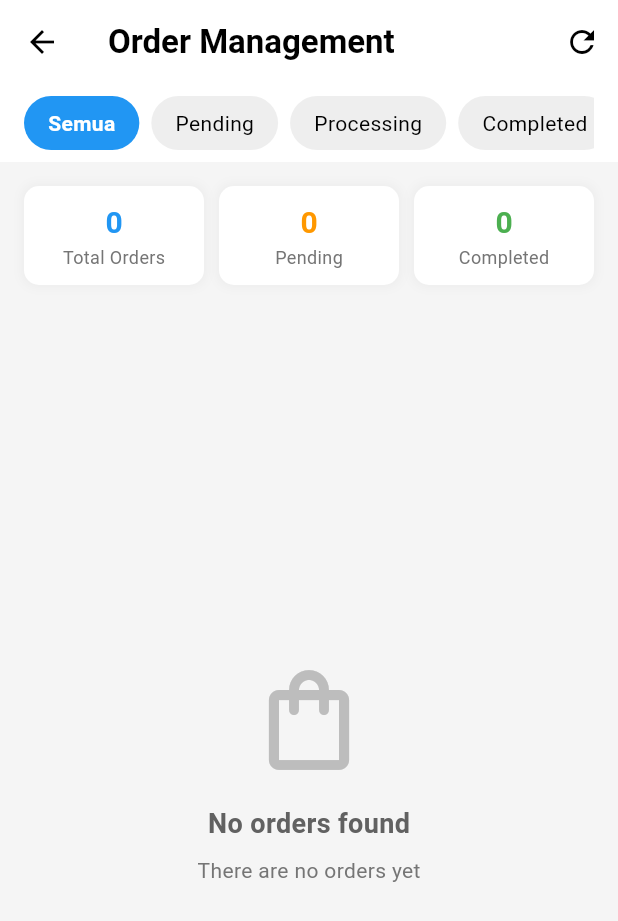
After one commit to Latif098/flutter_mobile, a Flutter app: the AdminOrdersPage screen opened directly, after a tap on the "refresh" icon, on a phone screen of 412 x 824 dp. The commit adds this screen. Shown: the top 921 px of the screen. Run offline on Flutter 3.47's test engine with Material 3 defaults, Android fonts, the phone set to English and light mode, and no system bars; our stand-ins replace flutter_secure_storage, image_picker; accounts and stored records are empty; network calls fail.

Commit message:
commit by latif

```diff
--- a/lib/models/cart_item_model.dart
+++ b/lib/models/cart_item_model.dart
@@ -59,7 +59,7 @@ class CartItemModel {
     if (gambarProduk == null || gambarProduk!.isEmpty) {
       return '';
     }
-    return 'http://192.168.96.9:8000/storage/$gambarProduk';
+    return 'http://10.148.46.9:8000/storage/$gambarProduk';
   }
 
   CartItemModel copyWith({
--- a/lib/models/pesanan_model.dart
+++ b/lib/models/pesanan_model.dart
@@ -121,6 +121,6 @@ class PesananDetailModel {
     if (gambarProduk == null || gambarProduk!.isEmpty) {
       return null;
     }
-    return 'http://192.168.96.9:8000/storage/$gambarProduk';
+    return 'http://10.148.46.9:8000/storage/$gambarProduk';
   }
 }
--- a/lib/models/produk_model.dart
+++ b/lib/models/produk_model.dart
@@ -67,7 +67,7 @@ class ProdukModel {
     if (gambarProduk == null || gambarProduk!.isEmpty) {
       return null;
     }
-    return 'http://192.168.96.9:8000/storage/$gambarProduk';
+    return 'http://10.148.46.9:8000/storage/$gambarProduk';
   }
 
   // Untuk mendapatkan harga sebagai int
--- a/lib/models/wishlist_model.dart
+++ b/lib/models/wishlist_model.dart
@@ -45,6 +45,6 @@ class WishlistModel {
     if (gambarProduk == null || gambarProduk!.isEmpty) {
       return null;
     }
-    return 'http://192.168.96.9:8000/storage/$gambarProduk';
+    return 'http://10.148.46.9:8000/storage/$gambarProduk';
   }
 }
--- a/lib/pages/admin_dashboard.dart
+++ b/lib/pages/admin_dashboard.dart
@@ -108,7 +108,7 @@ class _AdminDashboardState extends State<AdminDashboard>
       'title': 'Pesanan',
       'icon': Icons.shopping_cart,
       'color': Colors.orange,
-      'route': null,
+      'route': const AdminOrdersPage(),
     },
     {
       'title': 'Laporan',
--- /dev/null
+++ b/lib/pages/admin_orders_page.dart
@@ -0,0 +1,506 @@
+import 'package:flutter/material.dart';
+import 'package:intl/intl.dart';
+import 'package:tugasakhir_mobile/models/pesanan_model.dart';
+import 'package:tugasakhir_mobile/services/pesanan_service.dart';
+
+class AdminOrdersPage extends StatefulWidget {
+  const AdminOrdersPage({Key? key}) : super(key: key);
+
+  @override
+  State<AdminOrdersPage> createState() => _AdminOrdersPageState();
+}
+
+class _AdminOrdersPageState extends State<AdminOrdersPage> {
+  final PesananService _pesananService = PesananService();
+  bool _isLoading = true;
+  List<PesananModel> _orders = [];
+  String _selectedFilter = 'Semua';
+  final List<String> _filterOptions = [
+    'Semua',
+    'Pending',
+    'Processing',
+    'Completed',
+    'Cancelled'
+  ];
+
+  // Currency formatter
+  final _currencyFormat = NumberFormat.currency(
+    locale: 'id',
+    symbol: 'Rp ',
+    decimalDigits: 0,
+  );
+
+  @override
+  void initState() {
+    super.initState();
+    _loadAllOrders();
+  }
+
+  Future<void> _loadAllOrders() async {
+    setState(() {
+      _isLoading = true;
+    });
+
+    try {
+      final result = await _pesananService.getAllOrders();
+
+      setState(() {
+        _orders = result;
+        _isLoading = false;
+      });
+    } catch (e) {
+      setState(() {
+        _isLoading = false;
+      });
+
+      if (mounted) {
+        ScaffoldMessenger.of(context).showSnackBar(
+          SnackBar(content: Text('Error loading orders: ${e.toString()}')),
+        );
+      }
+    }
+  }
+
+  List<PesananModel> _getFilteredOrders() {
+    if (_selectedFilter == 'Semua') {
+      return _orders;
+    } else {
+      return _orders
+          .where((order) =>
+              order.status.toLowerCase() == _selectedFilter.toLowerCase())
+          .toList();
+    }
+  }
+
+  Future<void> _updateOrderStatus(PesananModel order, String newStatus) async {
+    setState(() {
+      _isLoading = true;
+    });
+
+    try {
+      final result =
+          await _pesananService.updatePesananStatus(order.id, newStatus);
+
+      if (result['success']) {
+        await _loadAllOrders();
+        if (mounted) {
+          ScaffoldMessenger.of(context).showSnackBar(
+            SnackBar(content: Text('Order #${order.id} updated to $newStatus')),
+          );
+        }
+      } else {
+        setState(() {
+          _isLoading = false;
+        });
+        if (mounted) {
+          ScaffoldMessenger.of(context).showSnackBar(
+            SnackBar(content: Text('Error: ${result['message']}')),
+          );
+        }
+      }
+    } catch (e) {
+      setState(() {
+        _isLoading = false;
+      });
+
+      if (mounted) {
+        ScaffoldMessenger.of(context).showSnackBar(
+          SnackBar(content: Text('Error updating order: ${e.toString()}')),
+        );
+      }
+    }
+  }
+
+  @override
+  Widget build(BuildContext context) {
+    final filteredOrders = _getFilteredOrders();
+
+    return Scaffold(
+      backgroundColor: Colors.grey[100],
+      appBar: AppBar(
+        backgroundColor: Colors.white,
+        elevation: 0,
+        title: const Text(
+          'Order Management',
+          style: TextStyle(
+            color: Colors.black,
+            fontWeight: FontWeight.bold,
+          ),
+        ),
+        iconTheme: const IconThemeData(
+          color: Colors.black,
+        ),
+        actions: [
+          IconButton(
+            icon: const Icon(Icons.refresh),
+            onPressed: _loadAllOrders,
+          ),
+        ],
+      ),
+      body: Column(
+        children: [
+          // Filter bar
+          Container(
+            padding: const EdgeInsets.symmetric(horizontal: 16, vertical: 8),
+            color: Colors.white,
+            child: SingleChildScrollView(
+              scrollDirection: Axis.horizontal,
+              child: Row(
+                children: _filterOptions.map((filter) {
+                  final isSelected = _selectedFilter == filter;
+                  return GestureDetector(
+                    onTap: () {
+                      setState(() {
+                        _selectedFilter = filter;
+                      });
+                    },
+                    child: Container(
+                      margin: const EdgeInsets.only(right: 8),
+                      padding: const EdgeInsets.symmetric(
+                          horizontal: 16, vertical: 8),
+                      decoration: BoxDecoration(
+                        color: isSelected ? Colors.blue : Colors.grey[200],
+                        borderRadius: BorderRadius.circular(20),
+                      ),
+                      child: Text(
+                        filter,
+                        style: TextStyle(
+                          color: isSelected ? Colors.white : Colors.black,
+                          fontWeight:
+                              isSelected ? FontWeight.bold : FontWeight.normal,
+                        ),
+                      ),
+                    ),
+                  );
+                }).toList(),
+              ),
+            ),
+          ),
+
+          // Order summary stats
+          Padding(
+            padding: const EdgeInsets.all(16),
+            child: Row(
+              children: [
+                _buildStatCard(
+                  'Total Orders',
+                  _orders.length.toString(),
+                  Colors.blue,
+                ),
+                const SizedBox(width: 10),
+                _buildStatCard(
+                  'Pending',
+                  _orders
+                      .where((o) => o.status.toLowerCase() == 'pending')
+                      .length
+                      .toString(),
+                  Colors.orange,
+                ),
+                const SizedBox(width: 10),
+                _buildStatCard(
+                  'Completed',
+                  _orders
+                      .where((o) => o.status.toLowerCase() == 'completed')
+                      .length
+                      .toString(),
+                  Colors.green,
+                ),
+              ],
+            ),
+          ),
+
+          // Orders list
+          Expanded(
+            child: _isLoading
+                ? const Center(child: CircularProgressIndicator())
+                : filteredOrders.isEmpty
+                    ? _buildEmptyState()
+                    : _buildOrdersList(filteredOrders),
+          ),
+        ],
+      ),
+    );
+  }
+
+  Widget _buildStatCard(String title, String value, Color color) {
+    return Expanded(
+      child: Container(
+        padding: const EdgeInsets.symmetric(vertical: 10),
+        decoration: BoxDecoration(
+          color: Colors.white,
+          borderRadius: BorderRadius.circular(10),
+          boxShadow: [
+            BoxShadow(
+              color: Colors.grey.withOpacity(0.1),
+              blurRadius: 5,
+              spreadRadius: 1,
+            ),
+          ],
+        ),
+        child: Column(
+          children: [
+            Text(
+              value,
+              style: TextStyle(
+                fontSize: 20,
+                fontWeight: FontWeight.bold,
+                color: color,
+              ),
+            ),
+            Text(
+              title,
+              style: TextStyle(
+                fontSize: 12,
+                color: Colors.grey[600],
+              ),
+            ),
+          ],
+        ),
+      ),
+    );
+  }
+
+  Widget _buildEmptyState() {
+    return Center(
+      child: Column(
+        mainAxisAlignment: MainAxisAlignment.center,
+        children: [
+          Icon(
+            Icons.shopping_bag_outlined,
+            size: 80,
+            color: Colors.grey[400],
+          ),
+          const SizedBox(height: 16),
+          Text(
+            'No orders found',
+            style: TextStyle(
+              fontSize: 18,
+              fontWeight: FontWeight.bold,
+              color: Colors.grey[700],
+            ),
+          ),
+          const SizedBox(height: 8),
+          Text(
+            _selectedFilter == 'Semua'
+                ? 'There are no orders yet'
+                : 'No ${_selectedFilter.toLowerCase()} orders',
+            style: TextStyle(
+              color: Colors.grey[600],
+            ),
+          ),
+        ],
+      ),
+    );
+  }
+
+  Widget _buildOrdersList(List<PesananModel> orders) {
+    return RefreshIndicator(
+      onRefresh: _loadAllOrders,
+      child: ListView.builder(
+        padding: const EdgeInsets.all(16),
+        itemCount: orders.length,
+        itemBuilder: (context, index) {
+          final order = orders[index];
+          return _buildOrderCard(order);
+        },
+      ),
+    );
+  }
+
+  Widget _buildOrderCard(PesananModel order) {
+    // Format date
+    final formattedDate =
+        DateFormat('dd MMM yyyy').format(DateTime.parse(order.tanggalPesan));
+
+    // Get status color
+    Color statusColor;
+    Color statusBgColor;
+
+    switch (order.status.toLowerCase()) {
+      case 'completed':
+        statusColor = Colors.green;
+        statusBgColor = Colors.green[50]!;
+        break;
+      case 'processing':
+        statusColor = Colors.blue;
+        statusBgColor = Colors.blue[50]!;
+        break;
+      case 'pending':
+        statusColor = Colors.orange;
+        statusBgColor = Colors.orange[50]!;
+        break;
+      case 'cancelled':
+        statusColor = Colors.red;
+        statusBgColor = Colors.red[50]!;
+        break;
+      default:
+        statusColor = Colors.grey;
+        statusBgColor = Colors.grey[200]!;
+    }
+
+    return Card(
+      margin: const EdgeInsets.only(bottom: 16),
+      elevation: 0,
+      shape: RoundedRectangleBorder(
+        borderRadius: BorderRadius.circular(12),
+      ),
+      child: ExpansionTile(
+        tilePadding: const EdgeInsets.symmetric(horizontal: 16, vertical: 8),
+        childrenPadding: const EdgeInsets.all(16),
+        leading: CircleAvatar(
+          backgroundColor: statusBgColor,
+          child: Text(
+            '#${order.id}',
+            style: TextStyle(
+              color: statusColor,
+              fontWeight: FontWeight.bold,
+              fontSize: 12,
+            ),
+          ),
+        ),
+        title: Row(
+          children: [
+            Text(
+              'Order #${order.id}',
+              style: const TextStyle(
+                fontWeight: FontWeight.bold,
+              ),
+            ),
+            const SizedBox(width: 10),
+            Container(
+              padding: const EdgeInsets.symmetric(horizontal: 8, vertical: 4),
+              decoration: BoxDecoration(
+                color: statusBgColor,
+                borderRadius: BorderRadius.circular(10),
+              ),
+              child: Text(
+                order.status,
+                style: TextStyle(
+                  fontSize: 12,
+                  color: statusColor,
+                  fontWeight: FontWeight.bold,
+                ),
+              ),
+            ),
+          ],
+        ),
+        subtitle: Column(
+          crossAxisAlignment: CrossAxisAlignment.start,
+          children: [
+            const SizedBox(height: 4),
+            Text('Date: $formattedDate'),
+            Text('Customer ID: ${order.userId}'),
+            Text('Total: ${_currencyFormat.format(order.calculateTotal())}'),
+          ],
+        ),
+        children: [
+          // Order items
+          ...order.detail.map((item) => _buildOrderItem(item)).toList(),
+
+          const Divider(height: 24),
+
+          // Order actions
+          Row(
+            mainAxisAlignment: MainAxisAlignment.spaceEvenly,
+            children: [
+              if (order.status.toLowerCase() == 'pending')
+                ElevatedButton.icon(
+                  onPressed: () => _updateOrderStatus(order, 'processing'),
+                  icon: const Icon(Icons.play_arrow, size: 16),
+                  label: const Text('Process'),
+                  style: ElevatedButton.styleFrom(
+                    backgroundColor: Colors.blue,
+                    foregroundColor: Colors.white,
+                  ),
+                ),
+              if (order.status.toLowerCase() == 'processing')
+                ElevatedButton.icon(
+                  onPressed: () => _updateOrderStatus(order, 'completed'),
+                  icon: const Icon(Icons.check, size: 16),
+                  label: const Text('Complete'),
+                  style: ElevatedButton.styleFrom(
+                    backgroundColor: Colors.green,
+                    foregroundColor: Colors.white,
+                  ),
+                ),
+              if (order.status.toLowerCase() == 'pending' ||
+                  order.status.toLowerCase() == 'processing')
+                ElevatedButton.icon(
+                  onPressed: () => _updateOrderStatus(order, 'cancelled'),
+                  icon: const Icon(Icons.cancel, size: 16),
+                  label: const Text('Cancel'),
+                  style: ElevatedButton.styleFrom(
+                    backgroundColor: Colors.red,
+                    foregroundColor: Colors.white,
+                  ),
+                ),
+            ],
+          ),
+        ],
+      ),
+    );
+  }
+
+  Widget _buildOrderItem(PesananDetailModel item) {
+    return Padding(
+      padding: const EdgeInsets.symmetric(vertical: 8),
+      child: Row(
+        crossAxisAlignment: CrossAxisAlignment.start,
+        children: [
+          // Product image
+          Container(
+            width: 50,
+            height: 50,
+            decoration: BoxDecoration(
+              color: Colors.grey[200],
+              borderRadius: BorderRadius.circular(8),
+            ),
+            child: item.getImageUrl() != null
+                ? ClipRRect(
+                    borderRadius: BorderRadius.circular(8),
+                    child: Image.network(
+                      item.getImageUrl()!,
+                      fit: BoxFit.cover,
+                      errorBuilder: (context, error, stackTrace) {
+                        return const Icon(Icons.image, color: Colors.grey);
+                      },
+                    ),
+                  )
+                : const Icon(Icons.image, color: Colors.grey),
+          ),
+
+          // Product details
+          const SizedBox(width: 12),
+          Expanded(
+            child: Column(
+              crossAxisAlignment: CrossAxisAlignment.start,
+              children: [
+                Text(
+                  item.namaProduk,
+                  style: const TextStyle(
+                    fontWeight: FontWeight.bold,
+                  ),
+                ),
+                Text(
+                  '${item.jumlah} x ${_currencyFormat.format(item.subtotal ~/ item.jumlah)}',
+                  style: TextStyle(
+                    color: Colors.grey[700],
+                    fontSize: 14,
+                  ),
+                ),
+              ],
+            ),
+          ),
+
+          // Item subtotal
+          Text(
+            _currencyFormat.format(item.subtotal),
+            style: const TextStyle(
+              fontWeight: FontWeight.bold,
+            ),
+          ),
+        ],
+      ),
+    );
+  }
+}
--- a/lib/pages/home_page.dart
+++ b/lib/pages/home_page.dart
@@ -219,6 +219,12 @@ class _HomePageState extends State<HomePage> {
               : _buildHomeContent(),
       bottomNavigationBar: BottomNavigationBar(
         currentIndex: _selectedNavIndex,
+        type: BottomNavigationBarType.fixed,
+        backgroundColor: Colors.white,
+        selectedItemColor: Colors.blue[700],
+        unselectedItemColor: Colors.grey[600],
+        selectedLabelStyle: const TextStyle(fontWeight: FontWeight.bold),
+        elevation: 8, // Add elevation for better visibility
         onTap: (index) {
           setState(() {
             _selectedNavIndex = index;
--- a/lib/services/auth_service.dart
+++ b/lib/services/auth_service.dart
@@ -4,7 +4,7 @@ import 'package:tugasakhir_mobile/models/user_model.dart';
 import 'package:tugasakhir_mobile/utils/storage_helper.dart';
 
 class AuthService {
-  final String _baseUrl = 'http://192.168.96.9:8000/api';
+  final String _baseUrl = 'http://10.148.46.9:8000/api';
 
   Future<Map<String, dynamic>> login(String email, String password) async {
     final response = await http.post(
--- a/lib/services/kategori_service.dart
+++ b/lib/services/kategori_service.dart
@@ -4,7 +4,7 @@ import 'package:tugasakhir_mobile/models/kategori_model.dart';
 import 'package:tugasakhir_mobile/utils/storage_helper.dart';
 
 class KategoriService {
-  final String _baseUrl = 'http://192.168.96.9:8000/api';
+  final String _baseUrl = 'http://10.148.46.9:8000/api';
 
   Future<Map<String, dynamic>> getAllKategori() async {
     try {
--- a/lib/services/pesanan_service.dart
+++ b/lib/services/pesanan_service.dart
@@ -5,7 +5,7 @@ import 'package:tugasakhir_mobile/models/pesanan_model.dart';
 import 'package:tugasakhir_mobile/utils/storage_helper.dart';
 
 class PesananService {
-  final String _baseUrl = 'http://192.168.96.9:8000/api';
+  final String _baseUrl = 'http://10.148.46.9:8000/api';
 
   Future<Map<String, dynamic>> createPesanan(List<CartItemModel> items) async {
     try {
@@ -132,6 +132,36 @@ class PesananService {
     }
   }
 
+  // Get all orders (for admin)
+  Future<List<PesananModel>> getAllOrders() async {
+    try {
+      final token = await StorageHelper.getToken();
+
+      if (token == null) {
+        return [];
+      }
+
+      final response = await http.get(
+        Uri.parse('$_baseUrl/pesanan-all'),
+        headers: {
+          'Authorization': 'Bearer $token',
+        },
+      );
+
+      if (response.statusCode == 200) {
+        List<dynamic> data = jsonDecode(response.body);
+        return data.map((item) => PesananModel.fromJson(item)).toList();
+      } else {
+        print('Error fetching all orders: ${response.statusCode}');
+        print('Response body: ${response.body}');
+        return [];
+      }
+    } catch (e) {
+      print('Exception fetching all orders: ${e.toString()}');
+      return [];
+    }
+  }
+
   Future<Map<String, dynamic>> updatePesananStatus(
       int pesananId, String status) async {
     try {
--- a/lib/services/produk_service.dart
+++ b/lib/services/produk_service.dart
@@ -5,7 +5,7 @@ import 'package:tugasakhir_mobile/models/produk_model.dart';
 import 'package:tugasakhir_mobile/utils/storage_helper.dart';
 
 class ProdukService {
-  final String _baseUrl = 'http://192.168.96.9:8000/api';
+  final String _baseUrl = 'http://10.148.46.9:8000/api';
 
   // Get all products
   Future<Map<String, dynamic>> getAllProduk() async {
```
